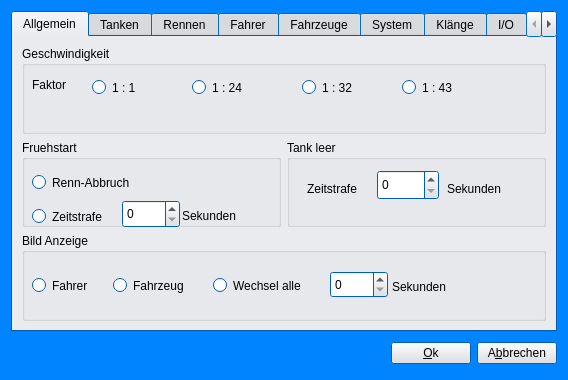
horchi/linslot, file setup.ui: the form before one commit.
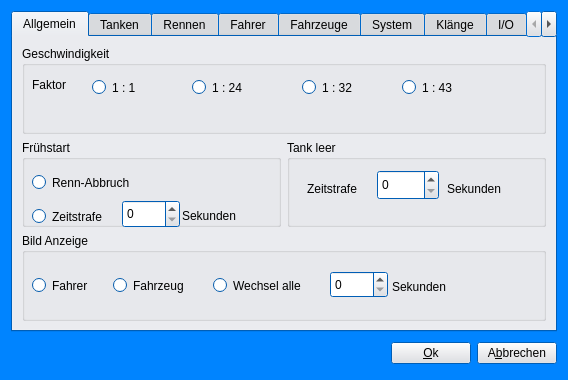
The form after the commit.

Diff of the .ui file:
```diff
--- a/setup.ui
+++ b/setup.ui
@@ -588,7 +588,7 @@
        <item row="1" column="0" >
         <widget class="QGroupBox" name="groupBox_4" >
          <property name="title" >
-          <string>Fruehstart</string>
+          <string>Frühstart</string>
          </property>
          <widget class="QRadioButton" name="radioButtonJumpTheGunAbort" >
           <property name="geometry" >
```
